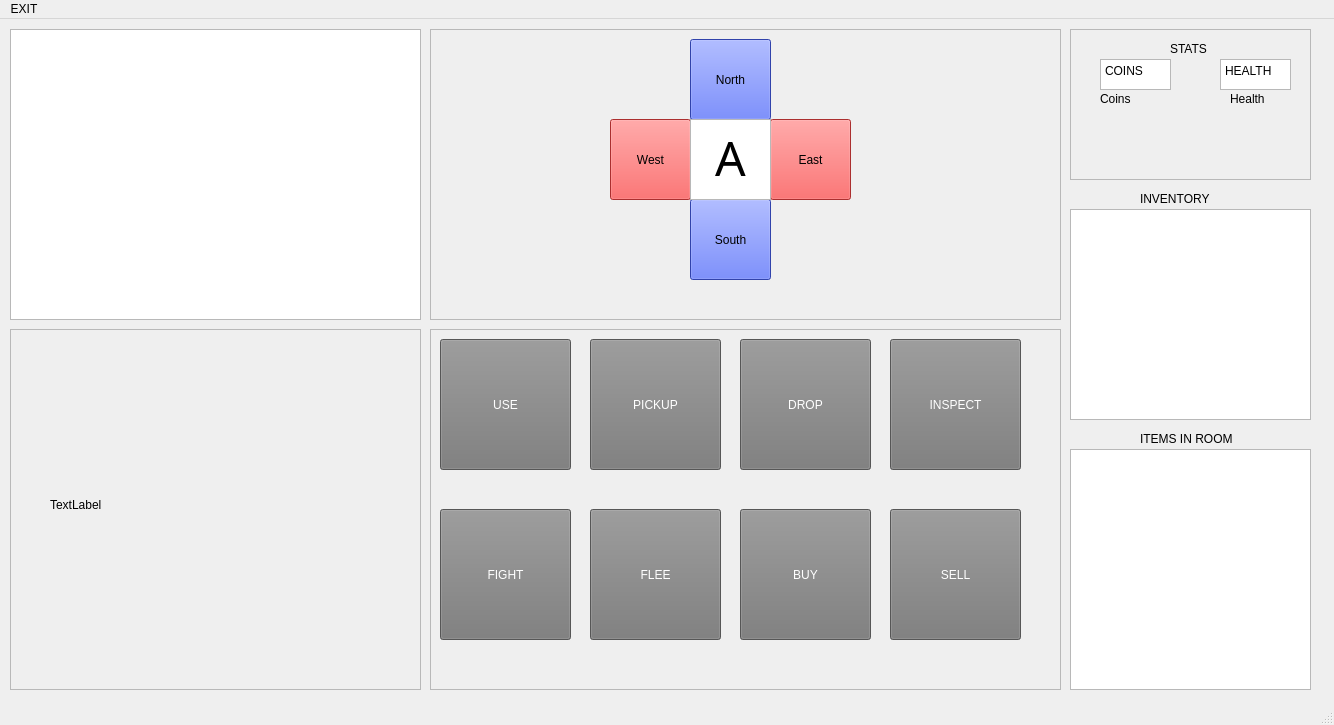
MrMoody098/CaveMan, file CaveMan/mainwindow.ui: the form before one commit.
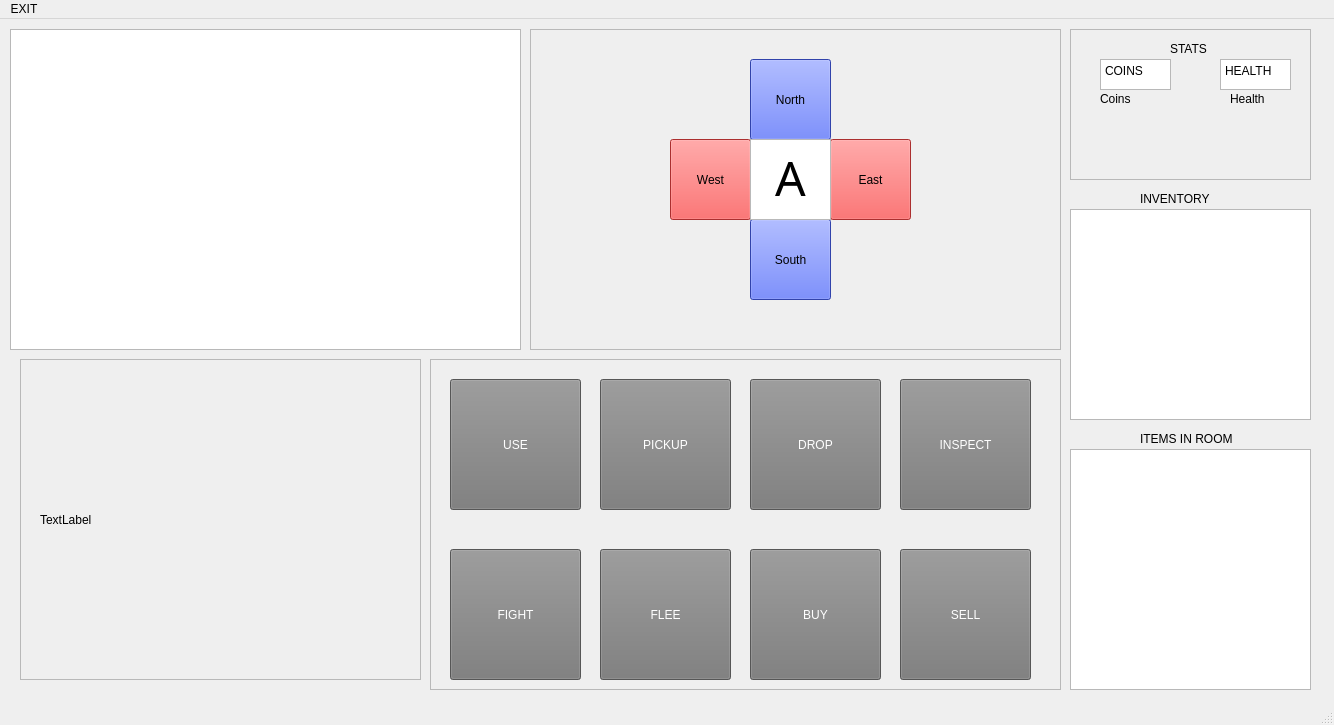
The form after the commit. Icons and pictures are not drawn.

Commit message: inspect button working. and created challenge and flee/fight sequence including buttons logic

Patch:
```diff
--- a/CaveMan/mainwindow.ui
+++ b/CaveMan/mainwindow.ui
@@ -19,8 +19,8 @@
      <rect>
       <x>10</x>
       <y>10</y>
-      <width>411</width>
-      <height>291</height>
+      <width>511</width>
+      <height>321</height>
      </rect>
     </property>
     <property name="sizePolicy">
@@ -32,7 +32,7 @@
     <property name="font">
      <font>
       <family>Papyrus</family>
-      <pointsize>22</pointsize>
+      <pointsize>16</pointsize>
       <italic>false</italic>
       <bold>false</bold>
      </font>
@@ -68,8 +68,8 @@
 hr { height: 1px; border-width: 0; }
 li.unchecked::marker { content: &quot;\2610&quot;; }
 li.checked::marker { content: &quot;\2612&quot;; }
-&lt;/style&gt;&lt;/head&gt;&lt;body style=&quot; font-family:'Papyrus'; font-size:22pt; font-weight:400; font-style:normal;&quot;&gt;
-&lt;p style=&quot;-qt-paragraph-type:empty; margin-top:0px; margin-bottom:0px; margin-left:0px; margin-right:0px; -qt-block-indent:0; text-indent:0px;&quot;&gt;&lt;br /&gt;&lt;/p&gt;&lt;/body&gt;&lt;/html&gt;</string>
+&lt;/style&gt;&lt;/head&gt;&lt;body style=&quot; font-family:'Papyrus'; font-size:16pt; font-weight:400; font-style:normal;&quot;&gt;
+&lt;p style=&quot;-qt-paragraph-type:empty; margin-top:0px; margin-bottom:0px; margin-left:0px; margin-right:0px; -qt-block-indent:0; text-indent:0px; font-size:22pt;&quot;&gt;&lt;br /&gt;&lt;/p&gt;&lt;/body&gt;&lt;/html&gt;</string>
     </property>
     <property name="textInteractionFlags">
      <set>Qt::NoTextInteraction</set>
@@ -172,10 +172,10 @@
    <widget class="QFrame" name="Map">
     <property name="geometry">
      <rect>
-      <x>10</x>
-      <y>310</y>
-      <width>411</width>
-      <height>361</height>
+      <x>20</x>
+      <y>340</y>
+      <width>401</width>
+      <height>321</height>
      </rect>
     </property>
     <property name="frameShape">
@@ -187,12 +187,15 @@
     <widget class="QLabel" name="Map_2">
      <property name="geometry">
       <rect>
-       <x>40</x>
+       <x>20</x>
        <y>10</y>
-       <width>381</width>
-       <height>331</height>
+       <width>361</width>
+       <height>301</height>
       </rect>
      </property>
+     <property name="styleSheet">
+      <string notr="true">border-image: url(:/images/CaveManMap.png);</string>
+     </property>
      <property name="text">
       <string>TextLabel</string>
      </property>
@@ -215,9 +218,9 @@
     <property name="geometry">
      <rect>
       <x>430</x>
-      <y>310</y>
+      <y>340</y>
       <width>631</width>
-      <height>361</height>
+      <height>331</height>
      </rect>
     </property>
     <property name="frameShape">
@@ -229,8 +232,8 @@
     <widget class="QPushButton" name="UseButton">
      <property name="geometry">
       <rect>
-       <x>10</x>
-       <y>10</y>
+       <x>20</x>
+       <y>20</y>
        <width>131</width>
        <height>131</height>
       </rect>
@@ -711,8 +714,8 @@
     <widget class="QPushButton" name="PickupButton">
      <property name="geometry">
       <rect>
-       <x>160</x>
-       <y>10</y>
+       <x>170</x>
+       <y>20</y>
        <width>131</width>
        <height>131</height>
       </rect>
@@ -1193,8 +1196,8 @@
     <widget class="QPushButton" name="DropButton">
      <property name="geometry">
       <rect>
-       <x>310</x>
-       <y>10</y>
+       <x>320</x>
+       <y>20</y>
        <width>131</width>
        <height>131</height>
       </rect>
@@ -1675,8 +1678,8 @@
     <widget class="QPushButton" name="InspectButton">
      <property name="geometry">
       <rect>
-       <x>460</x>
-       <y>10</y>
+       <x>470</x>
+       <y>20</y>
        <width>131</width>
        <height>131</height>
       </rect>
@@ -2154,11 +2157,11 @@
       <string>INSPECT</string>
      </property>
     </widget>
-    <widget class="QPushButton" name="UseButton_5">
+    <widget class="QPushButton" name="FleeButton">
      <property name="geometry">
       <rect>
-       <x>160</x>
-       <y>180</y>
+       <x>170</x>
+       <y>190</y>
        <width>131</width>
        <height>131</height>
       </rect>
@@ -2636,11 +2639,11 @@
       <string>FLEE</string>
      </property>
     </widget>
-    <widget class="QPushButton" name="UseButton_6">
+    <widget class="QPushButton" name="SellButton">
      <property name="geometry">
       <rect>
-       <x>460</x>
-       <y>180</y>
+       <x>470</x>
+       <y>190</y>
        <width>131</width>
        <height>131</height>
       </rect>
@@ -3118,11 +3121,11 @@
       <string>SELL</string>
      </property>
     </widget>
-    <widget class="QPushButton" name="UseButton_7">
+    <widget class="QPushButton" name="BuyButton">
      <property name="geometry">
       <rect>
-       <x>310</x>
-       <y>180</y>
+       <x>320</x>
+       <y>190</y>
        <width>131</width>
        <height>131</height>
       </rect>
@@ -3600,11 +3603,11 @@
       <string>BUY</string>
      </property>
     </widget>
-    <widget class="QPushButton" name="UseButton_8">
+    <widget class="QPushButton" name="FightButton">
      <property name="geometry">
       <rect>
-       <x>10</x>
-       <y>180</y>
+       <x>20</x>
+       <y>190</y>
        <width>131</width>
        <height>131</height>
       </rect>
@@ -4083,14 +4086,522 @@
      </property>
     </widget>
    </widget>
-   <widget class="QFrame" name="frame_2">
+   <widget class="QLabel" name="label">
     <property name="geometry">
      <rect>
-      <x>430</x>
+      <x>1140</x>
+      <y>410</y>
+      <width>111</width>
+      <height>20</height>
+     </rect>
+    </property>
+    <property name="text">
+     <string>ITEMS IN ROOM</string>
+    </property>
+   </widget>
+   <widget class="QLabel" name="label_2">
+    <property name="geometry">
+     <rect>
+      <x>1140</x>
+      <y>170</y>
+      <width>111</width>
+      <height>20</height>
+     </rect>
+    </property>
+    <property name="text">
+     <string>INVENTORY</string>
+    </property>
+   </widget>
+   <widget class="QStackedWidget" name="stackedWidget">
+    <property name="geometry">
+     <rect>
+      <x>530</x>
       <y>10</y>
-      <width>631</width>
-      <height>291</height>
+      <width>531</width>
+      <height>321</height>
      </rect>
+    </property>
+    <widget class="QWidget" name="DirectionsWidget">
+     <widget class="QFrame" name="DirectionsFrame">
+      <property name="enabled">
+       <bool>true</bool>
+      </property>
+      <property name="geometry">
+       <rect>
+        <x>0</x>
+        <y>0</y>
+        <width>531</width>
+        <height>321</height>
+       </rect>
+      </property>
+      <property name="palette">
+       <palette>
+        <active>
+         <colorrole role="WindowText">
+          <brush brushstyle="SolidPattern">
+           <color alpha="255">
+            <red>0</red>
+            <green>0</green>
+            <blue>0</blue>
+           </color>
+          </brush>
+         </colorrole>
+         <colorrole role="Button">
+          <brush brushstyle="SolidPattern">
+           <color alpha="255">
+            <red>240</red>
+            <green>240</green>
+            <blue>240</blue>
+           </color>
+          </brush>
+         </colorrole>
+         <colorrole role="Light">
+          <brush brushstyle="SolidPattern">
+           <color alpha="255">
+            <red>255</red>
+            <green>255</green>
+            <blue>255</blue>
+           </color>
+          </brush>
+         </colorrole>
+         <colorrole role="Midlight">
+          <brush brushstyle="SolidPattern">
+           <color alpha="255">
+            <red>247</red>
+            <green>247</green>
+            <blue>247</blue>
+           </color>
+          </brush>
+         </colorrole>
+         <colorrole role="Dark">
+          <brush brushstyle="SolidPattern">
+           <color alpha="255">
+            <red>120</red>
+            <green>120</green>
+            <blue>120</blue>
+           </color>
+          </brush>
+         </colorrole>
+         <colorrole role="Mid">
+          <brush brushstyle="SolidPattern">
+           <color alpha="255">
+            <red>160</red>
+            <green>160</green>
+            <blue>160</blue>
+           </color>
+          </brush>
+         </colorrole>
+         <colorrole role="Text">
+          <brush brushstyle="SolidPattern">
+           <color alpha="255">
+            <red>0</red>
+            <green>0</green>
+            <blue>0</blue>
+           </color>
+          </brush>
+         </colorrole>
+         <colorrole role="BrightText">
+          <brush brushstyle="SolidPattern">
+           <color alpha="255">
+            <red>255</red>
+            <green>255</green>
+            <blue>255</blue>
+           </color>
+          </brush>
+         </colorrole>
+         <colorrole role="ButtonText">
+          <brush brushstyle="SolidPattern">
+           <color alpha="255">
+            <red>0</red>
+            <green>0</green>
+            <blue>0</blue>
+           </color>
+          </brush>
+         </colorrole>
+         <colorrole role="Base">
+          <brush brushstyle="SolidPattern">
+           <color alpha="255">
+            <red>255</red>
+            <green>255</green>
+            <blue>255</blue>
+           </color>
+          </brush>
+         </colorrole>
+         <colorrole role="Window">
+          <brush brushstyle="SolidPattern">
+           <color alpha="255">
+            <red>240</red>
+            <green>240</green>
+            <blue>240</blue>
+           </color>
+          </brush>
+         </colorrole>
+         <colorrole role="Shadow">
+          <brush brushstyle="SolidPattern">
+           <color alpha="255">
+            <red>0</red>
+            <green>0</green>
+            <blue>0</blue>
+           </color>
+          </brush>
+         </colorrole>
+         <colorrole role="AlternateBase">
+          <brush brushstyle="SolidPattern">
+           <color alpha="255">
+            <red>247</red>
+            <green>247</green>
+            <blue>247</blue>
+           </color>
+          </brush>
+         </colorrole>
+         <colorrole role="ToolTipBase">
+          <brush brushstyle="SolidPattern">
+           <color alpha="255">
+            <red>255</red>
+            <green>255</green>
+            <blue>220</blue>
+           </color>
+          </brush>
+         </colorrole>
+         <colorrole role="ToolTipText">
+          <brush brushstyle="SolidPattern">
+           <color alpha="255">
+            <red>0</red>
+            <green>0</green>
+            <blue>0</blue>
+           </color>
+          </brush>
+         </colorrole>
+         <colorrole role="PlaceholderText">
+          <brush brushstyle="SolidPattern">
+           <color alpha="127">
+            <red>0</red>
+            <green>0</green>
+            <blue>0</blue>
+           </color>
+          </brush>
+         </colorrole>
+         <colorrole role="Accent">
+          <brush brushstyle="SolidPattern">
+           <color alpha="255">
+            <red>255</red>
+            <green>255</green>
+            <blue>255</blue>
+           </color>
+          </brush>
+         </colorrole>
+        </active>
+        <inactive>
+         <colorrole role="WindowText">
+          <brush brushstyle="SolidPattern">
+           <color alpha="255">
+            <red>0</red>
+            <green>0</green>
+            <blue>0</blue>
+           </color>
+          </brush>
+         </colorrole>
+         <colorrole role="Button">
+          <brush brushstyle="SolidPattern">
+           <color alpha="255">
+            <red>240</red>
+            <green>240</green>
+            <blue>240</blue>
+           </color>
+          </brush>
+         </colorrole>
+         <colorrole role="Light">
+          <brush brushstyle="SolidPattern">
+           <color alpha="255">
+            <red>255</red>
+            <green>255</green>
+            <blue>255</blue>
+           </color>
+          </brush>
+         </colorrole>
+         <colorrole role="Midlight">
+          <brush brushstyle="SolidPattern">
+           <color alpha="255">
+            <red>247</red>
+            <green>247</green>
+            <blue>247</blue>
+           </color>
+          </brush>
+         </colorrole>
+         <colorrole role="Dark">
+          <brush brushstyle="SolidPattern">
+           <color alpha="255">
+            <red>120</red>
+            <green>120</green>
+            <blue>120</blue>
+           </color>
+          </brush>
+         </colorrole>
+         <colorrole role="Mid">
+          <brush brushstyle="SolidPattern">
+           <color alpha="255">
+            <red>160</red>
+            <green>160</green>
+            <blue>160</blue>
+           </color>
+          </brush>
+         </colorrole>
+         <colorrole role="Text">
+          <brush brushstyle="SolidPattern">
+           <color alpha="255">
+            <red>0</red>
+            <green>0</green>
+            <blue>0</blue>
+           </color>
+          </brush>
+         </colorrole>
+         <colorrole role="BrightText">
+          <brush brushstyle="SolidPattern">
+           <color alpha="255">
+            <red>255</red>
+            <green>255</green>
+            <blue>255</blue>
+           </color>
+          </brush>
+         </colorrole>
+         <colorrole role="ButtonText">
+          <brush brushstyle="SolidPattern">
+           <color alpha="255">
+            <red>0</red>
+            <green>0</green>
+            <blue>0</blue>
+           </color>
+          </brush>
+         </colorrole>
+         <colorrole role="Base">
+          <brush brushstyle="SolidPattern">
+           <color alpha="255">
+            <red>255</red>
+            <green>255</green>
+            <blue>255</blue>
+           </color>
+          </brush>
+         </colorrole>
+         <colorrole role="Window">
+          <brush brushstyle="SolidPattern">
+           <color alpha="255">
+            <red>240</red>
+            <green>240</green>
+            <blue>240</blue>
+           </color>
+          </brush>
+         </colorrole>
+         <colorrole role="Shadow">
+          <brush brushstyle="SolidPattern">
+           <color alpha="255">
+            <red>0</red>
+            <green>0</green>
+            <blue>0</blue>
+           </color>
+          </brush>
+         </colorrole>
+         <colorrole role="AlternateBase">
+          <brush brushstyle="SolidPattern">
+           <color alpha="255">
+            <red>247</red>
+            <green>247</green>
+            <blue>247</blue>
+           </color>
+          </brush>
+         </colorrole>
+         <colorrole role="ToolTipBase">
+          <brush brushstyle="SolidPattern">
+           <color alpha="255">
+            <red>255</red>
+            <green>255</green>
+            <blue>220</blue>
+           </color>
+          </brush>
+         </colorrole>
+         <colorrole role="ToolTipText">
+          <brush brushstyle="SolidPattern">
+           <color alpha="255">
+            <red>0</red>
+            <green>0</green>
+            <blue>0</blue>
+           </color>
+          </brush>
+         </colorrole>
+         <colorrole role="PlaceholderText">
+          <brush brushstyle="SolidPattern">
+           <color alpha="127">
+            <red>0</red>
+            <green>0</green>
+            <blue>0</blue>
+           </color>
+          </brush>
+         </colorrole>
+         <colorrole role="Accent">
+          <brush brushstyle="SolidPattern">
+           <color alpha="255">
+            <red>255</red>
+            <green>255</green>
+            <blue>255</blue>
+           </color>
+          </brush>
+         </colorrole>
+        </inactive>
+        <disabled>
+         <colorrole role="WindowText">
+          <brush brushstyle="SolidPattern">
+           <color alpha="255">
+            <red>120</red>
+            <green>120</green>
+            <blue>120</blue>
+           </color>
+          </brush>
+         </colorrole>
+         <colorrole role="Button">
+          <brush brushstyle="SolidPattern">
+           <color alpha="255">
+            <red>240</red>
+            <green>240</green>
+            <blue>240</blue>
+           </color>
+          </brush>
+         </colorrole>
+         <colorrole role="Light">
+          <brush brushstyle="SolidPattern">
+           <color alpha="255">
+            <red>255</red>
+            <green>255</green>
+            <blue>255</blue>
+           </color>
+          </brush>
+         </colorrole>
+         <colorrole role="Midlight">
+          <brush brushstyle="SolidPattern">
+           <color alpha="255">
+            <red>247</red>
+            <green>247</green>
+            <blue>247</blue>
+           </color>
+          </brush>
+         </colorrole>
+         <colorrole role="Dark">
+          <brush brushstyle="SolidPattern">
+           <color alpha="255">
+            <red>120</red>
+            <green>120</green>
+            <blue>120</blue>
+           </color>
+          </brush>
+         </colorrole>
+         <colorrole role="Mid">
+          <brush brushstyle="SolidPattern">
+           <color alpha="255">
+            <red>160</red>
+            <green>160</green>
+            <blue>160</blue>
+           </color>
+          </brush>
+         </colorrole>
+         <colorrole role="Text">
+          <brush brushstyle="SolidPattern">
+           <color alpha="255">
+            <red>120</red>
+            <green>120</green>
+            <blue>120</blue>
+           </color>
+          </brush>
+         </colorrole>
+         <colorrole role="BrightText">
+          <brush brushstyle="SolidPattern">
+           <color alpha="255">
+            <red>255</red>
+            <green>255</green>
+            <blue>255</blue>
+           </color>
+          </brush>
+         </colorrole>
+         <colorrole role="ButtonText">
+          <brush brushstyle="SolidPattern">
+           <color alpha="255">
+            <red>120</red>
+            <green>120</green>
+            <blue>120</blue>
+           </color>
+          </brush>
+         </colorrole>
+         <colorrole role="Base">
+          <brush brushstyle="SolidPattern">
+           <color alpha="255">
+            <red>240</red>
+            <green>240</green>
+            <blue>240</blue>
+           </color>
+          </brush>
+         </colorrole>
+         <colorrole role="Window">
+          <brush brushstyle="SolidPattern">
+           <color alpha="255">
+            <red>240</red>
+            <green>240</green>
+            <blue>240</blue>
+           </color>
+          </brush>
+         </colorrole>
+         <colorrole role="Shadow">
+          <brush brushstyle="SolidPattern">
+           <color alpha="255">
+            <red>0</red>
+            <green>0</green>
+            <blue>0</blue>
+           </color>
+          </brush>
+         </colorrole>
+         <colorrole role="AlternateBase">
+          <brush brushstyle="SolidPattern">
+           <color alpha="255">
+            <red>240</red>
+            <green>240</green>
+            <blue>240</blue>
+           </color>
+          </brush>
+         </colorrole>
+         <colorrole role="ToolTipBase">
+          <brush brushstyle="SolidPattern">
+           <color alpha="255">
+            <red>255</red>
+            <green>255</green>
+            <blue>220</blue>
+           </color>
+          </brush>
+         </colorrole>
+         <colorrole role="ToolTipText">
+          <brush brushstyle="SolidPattern">
+           <color alpha="255">
+            <red>0</red>
+            <green>0</green>
+            <blue>0</blue>
+           </color>
+          </brush>
+         </colorrole>
+         <colorrole role="PlaceholderText">
+          <brush brushstyle="SolidPattern">
+           <color alpha="127">
+            <red>120</red>
+            <green>120</green>
+            <blue>120</blue>
+           </color>
+          </brush>
+         </colorrole>
+         <colorrole role="Accent">
+          <brush brushstyle="SolidPattern">
+           <color alpha="255">
+            <red>255</red>
+            <green>255</green>
+            <blue>255</blue>
+           </color>
+          </brush>
+         </colorrole>
+        </disabled>
+       </palette>
     </property>
     <property name="frameShape">
      <enum>QFrame::StyledPanel</enum>
@@ -4101,8 +4612,8 @@
     <widget class="QPushButton" name="NorthButton">
      <property name="geometry">
       <rect>
-       <x>260</x>
-       <y>10</y>
+         <x>220</x>
+         <y>30</y>
        <width>81</width>
        <height>81</height>
       </rect>
@@ -4583,8 +5094,8 @@
     <widget class="QPushButton" name="EastButton">
      <property name="geometry">
       <rect>
-       <x>340</x>
-       <y>90</y>
+         <x>300</x>
+         <y>110</y>
        <width>81</width>
        <height>81</height>
       </rect>
@@ -5065,8 +5576,8 @@
     <widget class="QPushButton" name="SouthButton">
      <property name="geometry">
       <rect>
-       <x>260</x>
-       <y>170</y>
+         <x>220</x>
+         <y>190</y>
        <width>81</width>
        <height>81</height>
       </rect>
@@ -5547,8 +6058,8 @@
     <widget class="QPushButton" name="WestButton">
      <property name="geometry">
       <rect>
-       <x>180</x>
-       <y>90</y>
+         <x>140</x>
+         <y>110</y>
        <width>81</width>
        <height>81</height>
       </rect>
@@ -6029,8 +6540,8 @@
     <widget class="QTextEdit" name="CurrentRoom">
      <property name="geometry">
       <rect>
-       <x>260</x>
-       <y>90</y>
+         <x>220</x>
+         <y>110</y>
        <width>81</width>
        <height>81</height>
       </rect>
@@ -6045,8 +6556,18 @@
       <font>
        <family>Vladimir Script</family>
        <pointsize>36</pointsize>
-      </font>
-     </property>
+         <bold>true</bold>
+        </font>
+       </property>
+       <property name="mouseTracking">
+        <bool>false</bool>
+       </property>
+       <property name="inputMethodHints">
+        <set>Qt::ImhNone</set>
+       </property>
+       <property name="readOnly">
+        <bool>true</bool>
+       </property>
      <property name="html">
       <string>&lt;!DOCTYPE HTML PUBLIC &quot;-//W3C//DTD HTML 4.0//EN&quot; &quot;http://www.w3.org/TR/REC-html40/strict.dtd&quot;&gt;
 &lt;html&gt;&lt;head&gt;&lt;meta name=&quot;qrichtext&quot; content=&quot;1&quot; /&gt;&lt;meta charset=&quot;utf-8&quot; /&gt;&lt;style type=&quot;text/css&quot;&gt;
@@ -6054,36 +6575,75 @@
 hr { height: 1px; border-width: 0; }
 li.unchecked::marker { content: &quot;\2610&quot;; }
 li.checked::marker { content: &quot;\2612&quot;; }
-&lt;/style&gt;&lt;/head&gt;&lt;body style=&quot; font-family:'Vladimir Script'; font-size:36pt; font-weight:400; font-style:normal;&quot;&gt;
-&lt;p align=&quot;center&quot; dir='rtl' style=&quot; margin-top:0px; margin-bottom:0px; margin-left:0px; margin-right:0px; -qt-block-indent:0; text-indent:0px;&quot;&gt;&lt;span style=&quot; font-family:'Segoe UI';&quot;&gt;A&lt;/span&gt;&lt;/p&gt;&lt;/body&gt;&lt;/html&gt;</string>
-     </property>
-    </widget>
-   </widget>
-   <widget class="QLabel" name="label">
+&lt;/style&gt;&lt;/head&gt;&lt;body style=&quot; font-family:'Vladimir Script'; font-size:36pt; font-weight:700; font-style:normal;&quot;&gt;
+&lt;p align=&quot;center&quot; style=&quot; margin-top:0px; margin-bottom:0px; margin-left:0px; margin-right:0px; -qt-block-indent:0; text-indent:0px;&quot;&gt;&lt;span style=&quot; font-family:'Segoe UI'; font-weight:400;&quot;&gt;A&lt;/span&gt;&lt;/p&gt;&lt;/body&gt;&lt;/html&gt;</string>
+       </property>
+       <property name="textInteractionFlags">
+        <set>Qt::NoTextInteraction</set>
+       </property>
+      </widget>
+     </widget>
+    </widget>
+    <widget class="QWidget" name="FightingWidget">
+     <widget class="QFrame" name="FightingFrame">
+      <property name="enabled">
+       <bool>true</bool>
+      </property>
     <property name="geometry">
      <rect>
-      <x>1140</x>
-      <y>410</y>
-      <width>111</width>
-      <height>20</height>
-     </rect>
-    </property>
+        <x>0</x>
+        <y>0</y>
+        <width>531</width>
+        <height>321</height>
+       </rect>
+      </property>
+      <property name="frameShape">
+       <enum>QFrame::StyledPanel</enum>
+      </property>
+      <property name="frameShadow">
+       <enum>QFrame::Raised</enum>
+      </property>
+      <widget class="QPushButton" name="Rock">
+       <property name="geometry">
+        <rect>
+         <x>120</x>
+         <y>140</y>
+         <width>121</width>
+         <height>121</height>
+        </rect>
+       </property>
     <property name="text">
-     <string>ITEMS IN ROOM</string>
-    </property>
-   </widget>
-   <widget class="QLabel" name="label_2">
+        <string>Rock</string>
+       </property>
+      </widget>
+      <widget class="QPushButton" name="Paper">
     <property name="geometry">
      <rect>
-      <x>1140</x>
-      <y>170</y>
-      <width>111</width>
-      <height>20</height>
+         <x>260</x>
+         <y>140</y>
+         <width>121</width>
+         <height>121</height>
      </rect>
     </property>
     <property name="text">
-     <string>INVENTORY</string>
-    </property>
+        <string>Paper</string>
+       </property>
+      </widget>
+      <widget class="QPushButton" name="Scissors">
+       <property name="geometry">
+        <rect>
+         <x>190</x>
+         <y>10</y>
+         <width>121</width>
+         <height>121</height>
+        </rect>
+       </property>
+       <property name="text">
+        <string>Scissors</string>
+       </property>
+      </widget>
+     </widget>
+    </widget>
    </widget>
   </widget>
   <widget class="QMenuBar" name="menubar">
```
Lines whose indentation alone changed are shown as unchanged. The commit also changes 36 other files.
